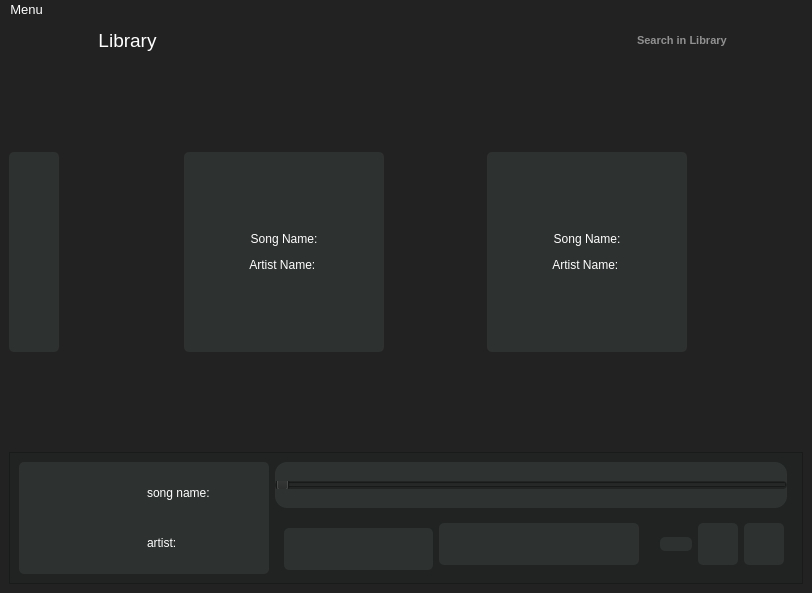
The window that new.ui (chegedennis/PythonMusicPlayer) describes before a commit, drawn with Qt 5.
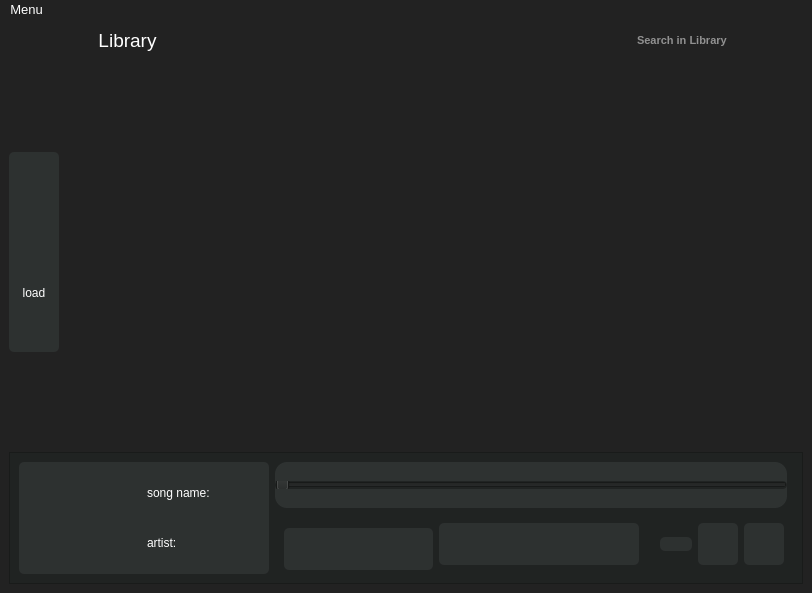
The same window after the commit. Icons and pictures are not drawn.

```diff
--- a/new.ui
+++ b/new.ui
@@ -174,6 +174,13 @@
              </property>
             </widget>
            </item>
+           <item>
+            <widget class="QPushButton" name="loadFolderButton">
+             <property name="text">
+              <string>load</string>
+             </property>
+            </widget>
+           </item>
            <item>
             <widget class="QPushButton" name="settingsPushButton">
              <property name="text">
@@ -239,51 +246,8 @@
               </rect>
              </property>
              <layout class="QGridLayout" name="gridLayout">
-              <item row="2" column="0">
-               <widget class="QLabel" name="label_2">
-                <property name="minimumSize">
-                 <size>
-                  <width>200</width>
-                  <height>200</height>
-                 </size>
-                </property>
-                <property name="maximumSize">
-                 <size>
-                  <width>200</width>
-                  <height>200</height>
-                 </size>
-                </property>
-                <property name="styleSheet">
-                 <string notr="true">background-color: rgb(45, 49, 48);
-border-radius: 5px;</string>
-                </property>
-                <property name="text">
-                 <string>&lt;html&gt;&lt;head/&gt;&lt;body&gt;&lt;p align=&quot;center&quot;&gt;&lt;img src=&quot;:/icons/images/icons8-album-48.png&quot;/&gt;&lt;/p&gt;&lt;p align=&quot;center&quot;&gt;Song Name:&lt;/p&gt;&lt;p align=&quot;center&quot;&gt;Artist Name: &lt;/p&gt;&lt;/body&gt;&lt;/html&gt;</string>
-                </property>
-               </widget>
-              </item>
-              <item row="2" column="1">
-               <widget class="QLabel" name="label_10">
-                <property name="minimumSize">
-                 <size>
-                  <width>200</width>
-                  <height>200</height>
-                 </size>
-                </property>
-                <property name="maximumSize">
-                 <size>
-                  <width>200</width>
-                  <height>200</height>
-                 </size>
-                </property>
-                <property name="styleSheet">
-                 <string notr="true">background-color: rgb(45, 49, 48);
-border-radius: 5px;</string>
-                </property>
-                <property name="text">
-                 <string>&lt;html&gt;&lt;head/&gt;&lt;body&gt;&lt;p align=&quot;center&quot;&gt;&lt;img src=&quot;:/icons/images/icons8-album-48.png&quot;/&gt;&lt;/p&gt;&lt;p align=&quot;center&quot;&gt;Song Name:&lt;/p&gt;&lt;p align=&quot;center&quot;&gt;Artist Name: &lt;/p&gt;&lt;/body&gt;&lt;/html&gt;</string>
-                </property>
-               </widget>
+              <item row="0" column="0">
+               <widget class="QWidget" name="scrollAreaWidgetContents_5" native="true"/>
               </item>
              </layout>
             </widget>
```
